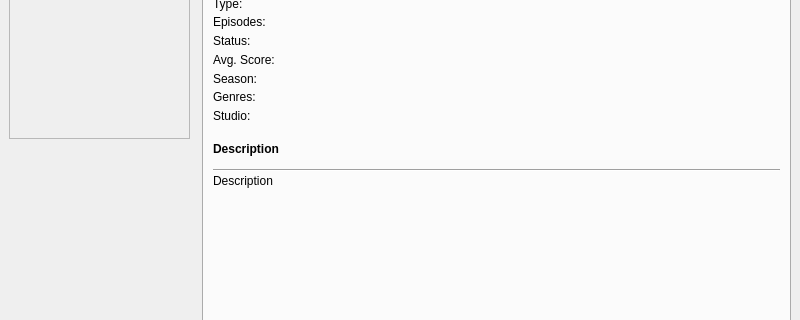
RealMihp/nekodesk, file ui/title_details.ui: the form before one commit; both pictures show x 0 to 800 and y 298 to 618 of the 800 by 700 pixel window.
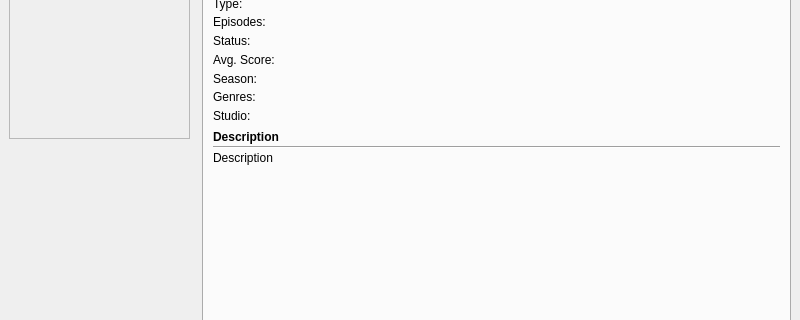
The form after the commit.

Commit message: feat: add title renaming logic with poster and banner saving + now can rename files * small title details UI fix

Diff of the .ui file:
```diff
--- a/ui/title_details.ui
+++ b/ui/title_details.ui
@@ -454,7 +454,7 @@
               </layout>
              </item>
              <item>
-              <layout class="QVBoxLayout" name="desc_verticalLayout" stretch="1,1,5">
+              <layout class="QVBoxLayout" name="desc_verticalLayout" stretch="0,0,5">
                <property name="spacing">
                 <number>2</number>
                </property>
@@ -561,11 +561,11 @@
                     <x>0</x>
                     <y>0</y>
                     <width>556</width>
-                    <height>171</height>
+                    <height>189</height>
                    </rect>
                   </property>
                   <property name="autoFillBackground">
-                   <bool>false</bool>
+                   <bool>true</bool>
                   </property>
                   <layout class="QVBoxLayout" name="verticalLayout">
                    <property name="spacing">
```
Left out of the diff: 2 changed lines with no effect on the pictures. The commit also changes 5 other files.
